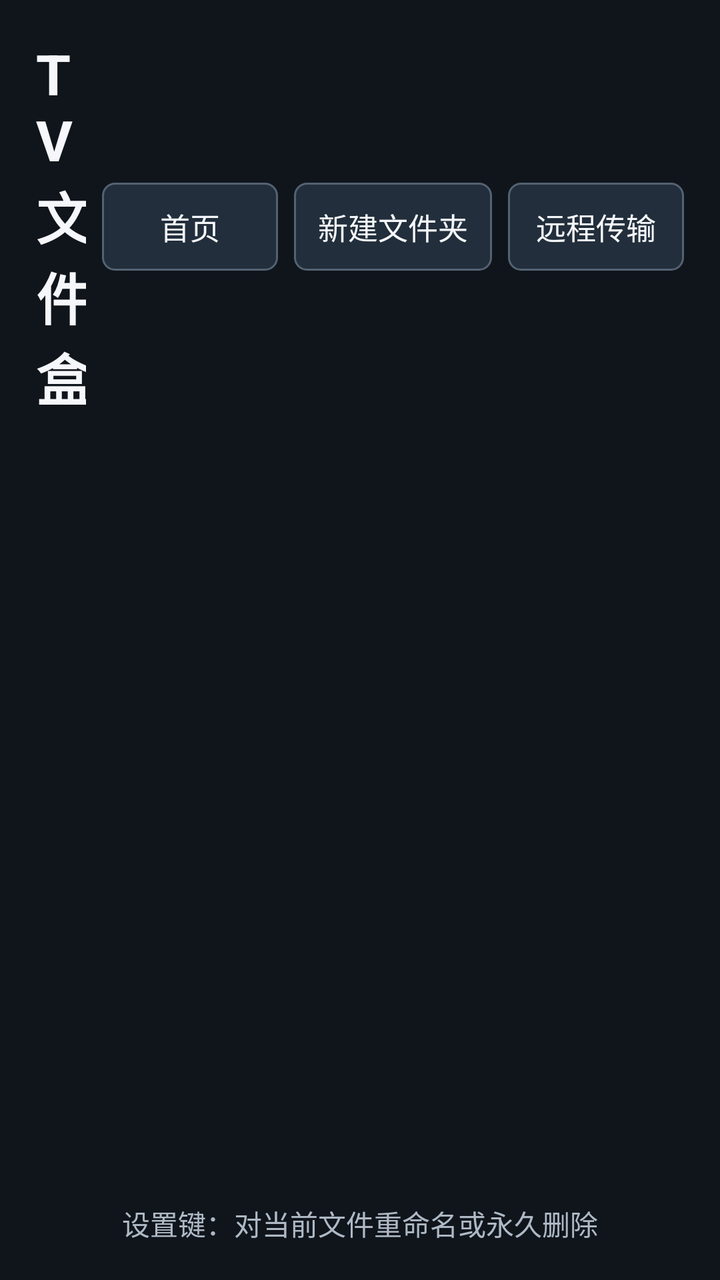
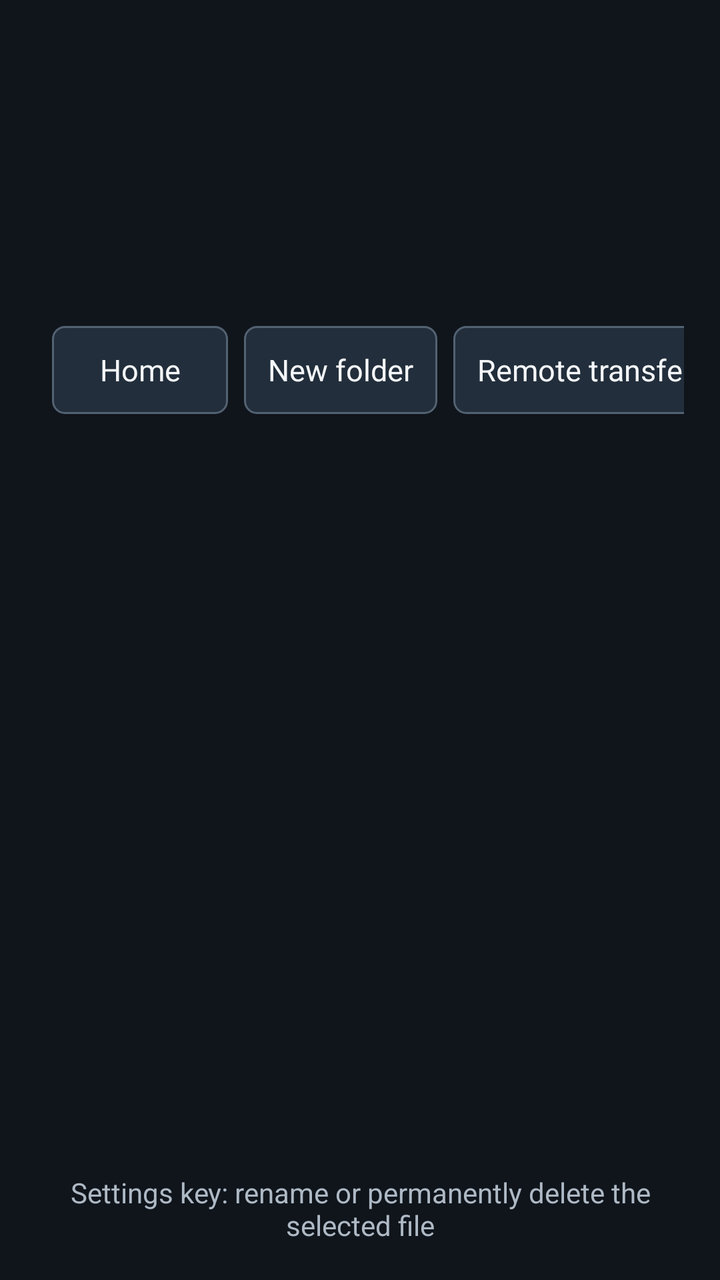

Before-and-after screenshots of an Android layout around one commit, followed by the original layout XML and the change that was made.
<!-- AndroidManifest.xml: application theme AppTheme -->
<!-- res/layout/activity_main.xml -->
<?xml version="1.0" encoding="utf-8"?>
<LinearLayout xmlns:android="http://schemas.android.com/apk/res/android"
    android:layout_width="match_parent"
    android:layout_height="match_parent"
    android:background="@color/bg"
    android:orientation="vertical"
    android:padding="18dp">

    <LinearLayout
        android:layout_width="match_parent"
        android:layout_height="wrap_content"
        android:gravity="center_vertical"
        android:orientation="horizontal">

        <TextView
            android:layout_width="0dp"
            android:layout_height="wrap_content"
            android:layout_weight="1"
            android:text="@string/app_name"
            android:textColor="@color/text"
            android:textSize="28sp"
            android:textStyle="bold" />

        <Button
            android:id="@+id/button_home"
            style="@style/ActionButton"
            android:text="@string/home" />

        <Button
            android:id="@+id/button_new_folder"
            style="@style/ActionButton"
            android:text="@string/new_folder" />

        <Button
            android:id="@+id/button_transfer"
            style="@style/ActionButton"
            android:text="@string/remote_transfer" />

    </LinearLayout>

    <TextView
        android:id="@+id/text_path"
        android:layout_width="match_parent"
        android:layout_height="wrap_content"
        android:layout_marginTop="10dp"
        android:ellipsize="middle"
        android:singleLine="true"
        android:textColor="@color/muted"
        android:textSize="16sp" />

    <ListView
        android:id="@+id/file_list"
        android:layout_width="match_parent"
        android:layout_height="0dp"
        android:layout_marginTop="10dp"
        android:layout_weight="1"
        android:divider="@android:color/transparent"
        android:dividerHeight="6dp"
        android:drawSelectorOnTop="false"
        android:listSelector="@android:color/transparent" />

    <TextView
        android:layout_width="match_parent"
        android:layout_height="wrap_content"
        android:gravity="center"
        android:text="设置键：对当前文件重命名或永久删除"
        android:textColor="@color/muted"
        android:textSize="14sp" />
</LinearLayout>
<!-- resources referenced by this layout -->
<resources>
  <color name="bg">#10151C</color>
  <color name="muted">#AEB9C5</color>
  <color name="text">#F5F7FA</color>
  <string name="app_name">TV 文件盒</string>
  <string name="home">首页</string>
  <string name="new_folder">新建文件夹</string>
  <string name="remote_transfer">远程传输</string>
  <style name="ActionButton" parent="android:style/Widget.Button">
          <item name="android:layout_width">wrap_content</item>
          <item name="android:layout_height">44dp</item>
          <item name="android:layout_marginLeft">8dp</item>
          <item name="android:background">@drawable/button_selector</item>
          <item name="android:textColor">@color/text</item>
          <item name="android:textSize">15sp</item>
          <item name="android:minWidth">88dp</item>
          <item name="android:paddingLeft">12dp</item>
          <item name="android:paddingRight">12dp</item>
      </style>
  <style name="AppTheme" parent="android:style/Theme.Holo.NoActionBar">
          <item name="android:windowBackground">@color/bg</item>
          <item name="android:windowNoTitle">true</item>
      </style>
  <!-- drawable button_selector (drawable) -->
  <?xml version="1.0" encoding="utf-8"?>
  <selector xmlns:android="http://schemas.android.com/apk/res/android">
      <item android:state_focused="true">
          <shape>
              <solid android:color="@color/accent" />
              <stroke android:width="3dp" android:color="@color/focus" />
              <corners android:radius="6dp" />
          </shape>
      </item>
      <item android:state_pressed="true">
          <shape>
              <solid android:color="@color/accent" />
              <corners android:radius="6dp" />
          </shape>
      </item>
      <item>
          <shape>
              <solid android:color="@color/panel_alt" />
              <stroke android:width="1dp" android:color="#536272" />
              <corners android:radius="6dp" />
          </shape>
      </item>
  </selector>
  <color name="accent">#35B7FF</color>
  <color name="focus">#FFFFFF</color>
  <color name="panel_alt">#222E3B</color>
</resources>

<!-- the commit's change to res/layout/activity_main.xml (unified diff, before → after) -->
@@ -63,7 +63,7 @@
         android:layout_width="match_parent"
         android:layout_height="wrap_content"
         android:gravity="center"
-        android:text="设置键：对当前文件重命名或永久删除"
+        android:text="@string/settings_key_hint"
         android:textColor="@color/muted"
         android:textSize="14sp" />
 </LinearLayout>
<!-- resource entries referenced after the edit -->
@@ -3,10 +3,11 @@
   <color name="bg">#10151C</color>
   <color name="muted">#AEB9C5</color>
   <color name="text">#F5F7FA</color>
-  <string name="app_name">TV 文件盒</string>
-  <string name="home">首页</string>
-  <string name="new_folder">新建文件夹</string>
-  <string name="remote_transfer">远程传输</string>
+  <string name="app_name">TV FileBox</string>
+  <string name="home">Home</string>
+  <string name="new_folder">New folder</string>
+  <string name="remote_transfer">Remote transfer</string>
+  <string name="settings_key_hint">Settings key: rename or permanently delete the selected file</string>
   <style name="ActionButton" parent="android:style/Widget.Button">
           <item name="android:layout_width">wrap_content</item>
           <item name="android:layout_height">44dp</item>
